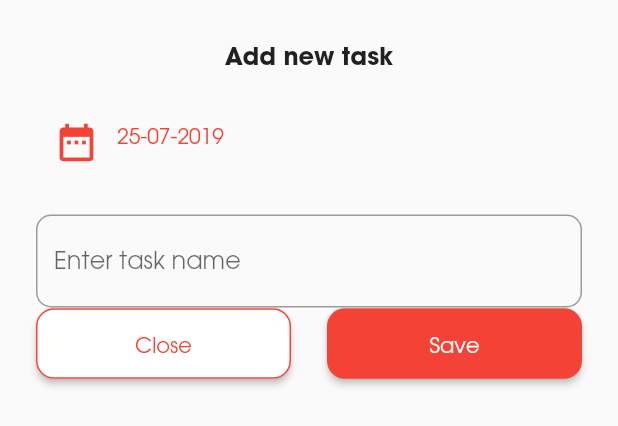
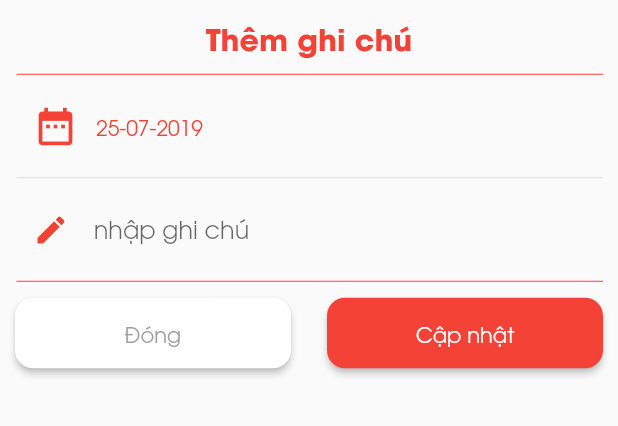
Before and after one commit to lychanhdarit/flutter-todolist, a Flutter app: the AddTaskPage widget shown alone on an empty page, opened directly, on a phone screen of 412 x 824 dp. Shown: the top 426 px of the screen. Run offline on Flutter 3.47's test engine with Material 2 defaults, Android fonts, the phone set to English and light mode, and no system bars; our stand-ins replace moor_flutter; generated files the repository leaves out were written again.

Commit message:
create new 1a

```diff
--- a/todolist/lib/pages/add_task_page.dart
+++ b/todolist/lib/pages/add_task_page.dart
@@ -30,32 +30,46 @@ class _AddTaskPageState extends State<AddTaskPage> {
   @override
   Widget build(BuildContext context) {
     var provider = Provider.of<Database>(context);
-    _textTaskController.clear();
+   // _textTaskController.clear();
     return Padding(
-      padding: const EdgeInsets.all(24.0),
+      padding: const EdgeInsets.all(10.0),
       child: Column(
         mainAxisSize: MainAxisSize.min,
         children: <Widget>[
           Center(
             child: Text(
-              "Add new task",
-              style: TextStyle(fontWeight: FontWeight.bold, fontSize: 16),
+              "Thêm ghi chú",
+              style: TextStyle(fontWeight: FontWeight.bold, fontSize: 20,color: Theme.of(context).accentColor),
             ),
           ),
+         SizedBox(
+            height: 10,
+          ),
+          Divider(height: 1,indent: 1,color: Theme.of(context).accentColor,),
           SizedBox(
-            height: 24,
+            height: 10,
           ),
           CustomDateTimePicker(
               icon: Icons.date_range,
               onPressed: _pickerDate,
               value:  DateFormat("dd-MM-yyyy").format(_selectedDate) ),
+         SizedBox(
+            height: 10,
+          ),
+          Divider(height: 1,indent: 1,),
           SizedBox(
-            height: 24,
+            height: 10,
           ),
           CustomTextField(
-            labelText: 'Enter task name',controller: _textTaskController,
+            labelText: 'nhập ghi chú',controller: _textTaskController,
           ),
-
+          SizedBox(
+            height: 10,
+          ),
+          Divider(height: 1,indent: 1,color: Theme.of(context).accentColor,),
+          SizedBox(
+            height: 10,
+          ),
           CustomModelAction(
             onClose: () {
               Navigator.of(context).pop();
--- a/todolist/lib/widgets/custom_date_time_picker.dart
+++ b/todolist/lib/widgets/custom_date_time_picker.dart
@@ -17,7 +17,7 @@ class CustomDateTimePicker extends StatelessWidget {
         padding: const EdgeInsets.only(left: 12.0),
         child: Row(
           mainAxisAlignment: MainAxisAlignment.start,
-          crossAxisAlignment: CrossAxisAlignment.start,
+          crossAxisAlignment: CrossAxisAlignment.center,
           children: <Widget>[
             Icon(
               icon,
--- a/todolist/lib/widgets/custom_model_action.dart
+++ b/todolist/lib/widgets/custom_model_action.dart
@@ -13,10 +13,10 @@ class CustomModelAction extends StatelessWidget {
             Expanded(
                 child: CustomBotton(
               onPressed: onClose,
-              textColor: Theme.of(context).accentColor,
-              buttonText: 'Close',
+              textColor: Colors.grey,
+              buttonText: 'Đóng',
               color: Colors.white,
-              borderColor: Theme.of(context).accentColor,
+              borderColor: Colors.transparent
             )),
              SizedBox(
           width: 24,
@@ -25,7 +25,7 @@ class CustomModelAction extends StatelessWidget {
                 child: CustomBotton(
               onPressed: onSave,
               textColor: Colors.white,
-              buttonText: 'Save',
+              buttonText: 'Cập nhật',
               color: Theme.of(context).accentColor,
             )),
           ],
--- a/todolist/lib/widgets/custom_textfield.dart
+++ b/todolist/lib/widgets/custom_textfield.dart
@@ -10,9 +10,11 @@ class CustomTextField extends StatelessWidget {
     return TextField(
       controller: controller,
             decoration: InputDecoration(
-                border: OutlineInputBorder(
-                    borderRadius: BorderRadius.all(Radius.circular(10))),
-                labelText: labelText),
-          );
+                border: InputBorder.none,
+                hintText: labelText,
+                prefixIcon: const Icon(Icons.edit, color: Colors.red,),
+                    prefixText: ' ',
+          )
+    );
   }
 }
```
Also changed, not shown: todolist/lib/main.dart (+3 -17 lines), todolist/lib/pages/add_event_page.dart (+23 -10 lines), todolist/lib/pages/task_page.dart (+70 -15 lines), todolist/pubspec.yaml (+5 -2 lines), todolist/icons/icon.png (added), todolist/pubspec.lock, 21 other files.
